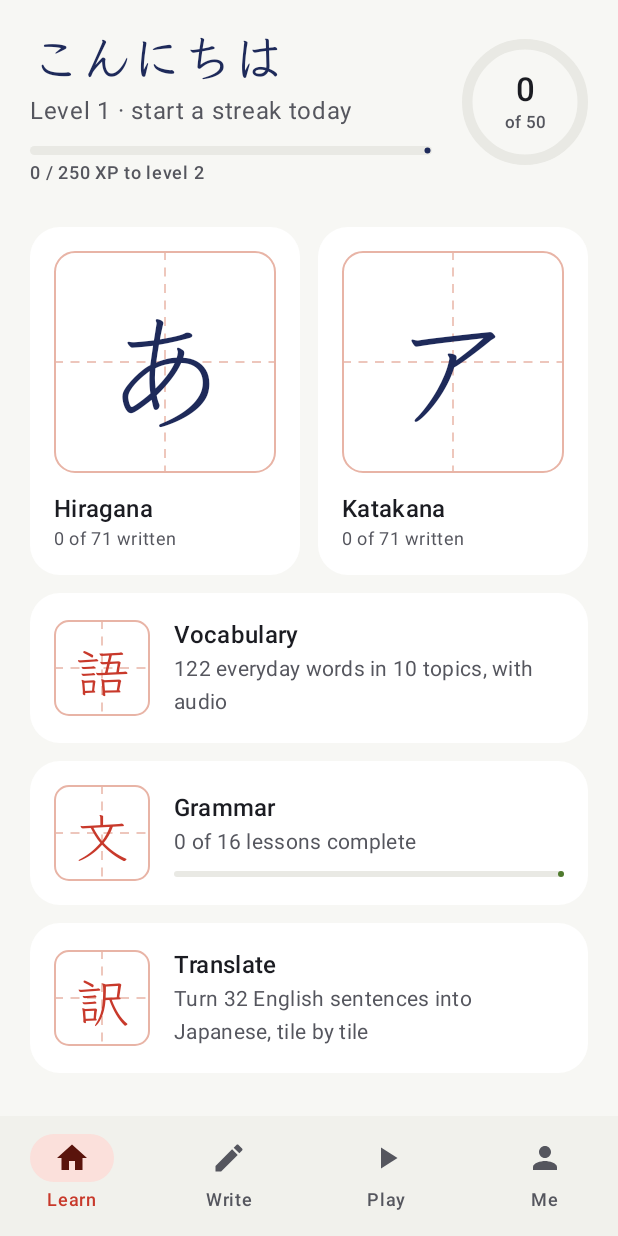
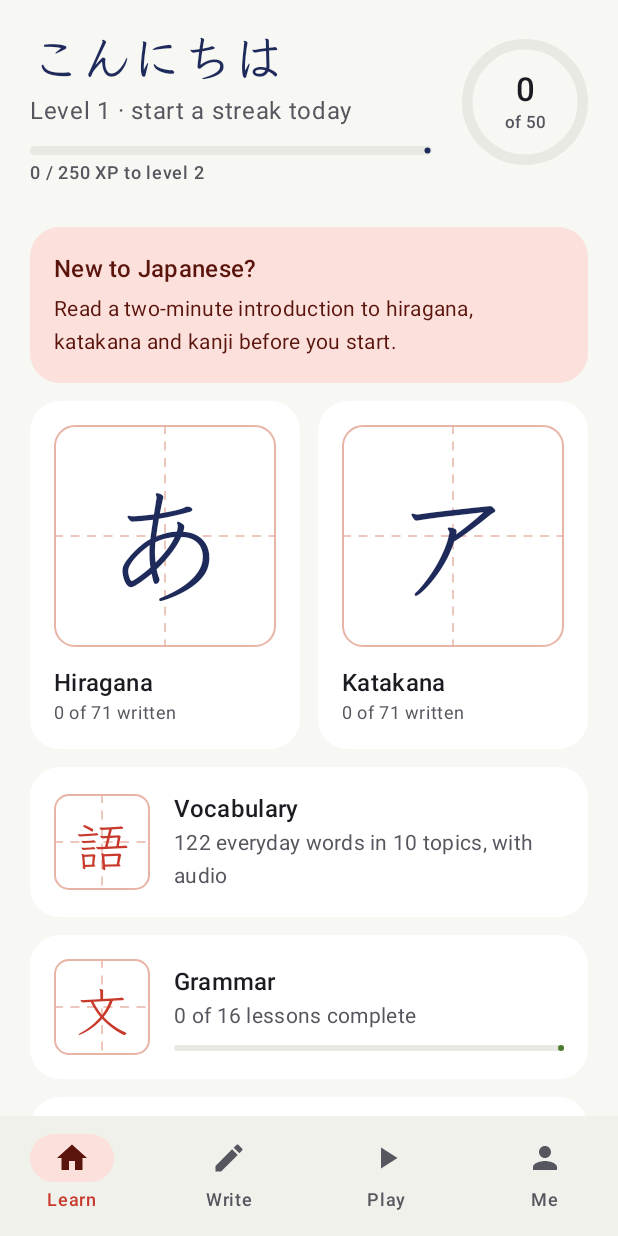
Before and after one commit to Vibhu1712/NihongoSteps, an Android app built with Jetpack Compose: the screen it shows after launch (MainActivity), on a phone screen of 412 x 824 dp. Run offline under Robolectric (Android 15) with nearby library versions, the light colour scheme and no system bars.

Commit message:
FAQs Update

```diff
--- a/app/src/main/java/com/nihongosteps/app/ui/AppRoot.kt
+++ b/app/src/main/java/com/nihongosteps/app/ui/AppRoot.kt
@@ -27,6 +27,7 @@ import androidx.navigation.compose.composable
 import androidx.navigation.compose.currentBackStackEntryAsState
 import androidx.navigation.compose.rememberNavController
 import com.nihongosteps.app.data.Script
+import com.nihongosteps.app.ui.screens.FaqScreen
 import com.nihongosteps.app.ui.screens.GrammarDetailScreen
 import com.nihongosteps.app.ui.screens.GrammarListScreen
 import com.nihongosteps.app.ui.screens.KanaChartScreen
@@ -59,6 +60,7 @@ object Routes {
     const val GAME_KANA = "game/kana"
     const val GAME_VOCAB = "game/vocab"
     const val GAME_MATCH = "game/match"
+    const val FAQ = "faq"
 }
 
 @Composable
@@ -99,7 +101,7 @@ fun AppRoot() {
             composable("write") { WriteScreen(startChar = null, onBack = null) }
             composable("practice/{char}") { e -> WriteScreen(startChar = e.arguments?.getString("char"), onBack = { nav.popBackStack() }) }
             composable("play") { PlayScreen(open = { nav.navigate(it) }) }
-            composable("me") { MeScreen() }
+            composable("me") { MeScreen(openFaq = { nav.navigate(Routes.FAQ) }) }
 
             composable("kana/{script}") { e ->
                 val script = runCatching { Script.valueOf(e.arguments?.getString("script") ?: "") }.getOrDefault(Script.HIRAGANA)
@@ -118,6 +120,7 @@ fun AppRoot() {
             composable(Routes.GAME_KANA) { KanaQuizScreen(onBack = { nav.popBackStack() }) }
             composable(Routes.GAME_VOCAB) { VocabQuizScreen(onBack = { nav.popBackStack() }) }
             composable(Routes.GAME_MATCH) { MatchGameScreen(onBack = { nav.popBackStack() }) }
+            composable(Routes.FAQ) { FaqScreen(onBack = { nav.popBackStack() }) }
         }
     }
 }
--- a/app/src/main/java/com/nihongosteps/app/ui/screens/LearnScreen.kt
+++ b/app/src/main/java/com/nihongosteps/app/ui/screens/LearnScreen.kt
@@ -53,6 +53,9 @@ fun LearnScreen(open: (String) -> Unit) {
     ) {
         item { TodayHeader(progress) }
         item { Spacer(Modifier.height(4.dp)) }
+        if (progress.xp == 0 && progress.completedLessons.isEmpty() && progress.writtenChars.isEmpty()) {
+            item { WelcomeCard(onClick = { open(Routes.FAQ) }) }
+        }
         item {
             Row(horizontalArrangement = Arrangement.spacedBy(12.dp)) {
                 ScriptCard("あ", Script.HIRAGANA, progress, Modifier.weight(1f)) { open(Routes.kana(Script.HIRAGANA)) }
@@ -70,6 +73,30 @@ fun LearnScreen(open: (String) -> Unit) {
         }
         item {
             PathCard("訳", "Translate", "Turn ${SentenceData.tasks.size} English sentences into Japanese, tile by tile") { open(Routes.TRANSLATE) }
+        }
+    }
+}
+
+@Composable
+private fun WelcomeCard(onClick: () -> Unit) {
+    Surface(
+        onClick = onClick,
+        shape = RoundedCornerShape(20.dp),
+        color = MaterialTheme.colorScheme.secondaryContainer,
+        modifier = Modifier.fillMaxWidth(),
+    ) {
+        Column(Modifier.padding(16.dp)) {
+            Text(
+                "New to Japanese?",
+                style = MaterialTheme.typography.titleMedium,
+                color = MaterialTheme.colorScheme.onSecondaryContainer,
+            )
+            Spacer(Modifier.height(4.dp))
+            Text(
+                "Read a two-minute introduction to hiragana, katakana and kanji before you start.",
+                style = MaterialTheme.typography.bodyMedium,
+                color = MaterialTheme.colorScheme.onSecondaryContainer,
+            )
         }
     }
 }
--- a/app/src/main/java/com/nihongosteps/app/ui/screens/MeScreen.kt
+++ b/app/src/main/java/com/nihongosteps/app/ui/screens/MeScreen.kt
@@ -55,7 +55,7 @@ private const val PRIVACY = "Nihongo Steps does not collect, store or share any
     "Questions: contact the developer through the Google Play listing."
 
 @Composable
-fun MeScreen() {
+fun MeScreen(openFaq: () -> Unit = {}) {
     val app = LocalApp.current
     val context = LocalContext.current
     val progress by rememberProgress()
@@ -142,6 +142,7 @@ fun MeScreen() {
         item { Header("About") }
         item {
             Column {
+                TextButton(onClick = openFaq) { Text("Help & FAQ") }
                 TextButton(onClick = { dialog = "privacy" }) { Text("Privacy policy") }
                 TextButton(onClick = { dialog = "licenses" }) { Text("Open-source licences") }
                 TextButton(onClick = { dialog = "reset" }) { Text("Reset progress", color = LocalExtraColors.current.wrong) }
```
Also changed, not shown: app/src/main/java/com/nihongosteps/app/data/Faq.kt (added, +143 -0 lines), app/src/main/java/com/nihongosteps/app/ui/screens/FaqScreen.kt (added, +89 -0 lines), app/src/main/res/font/klee_one.ttf, app/src/main/res/font/klee_one_semibold.ttf, 2 other files.
